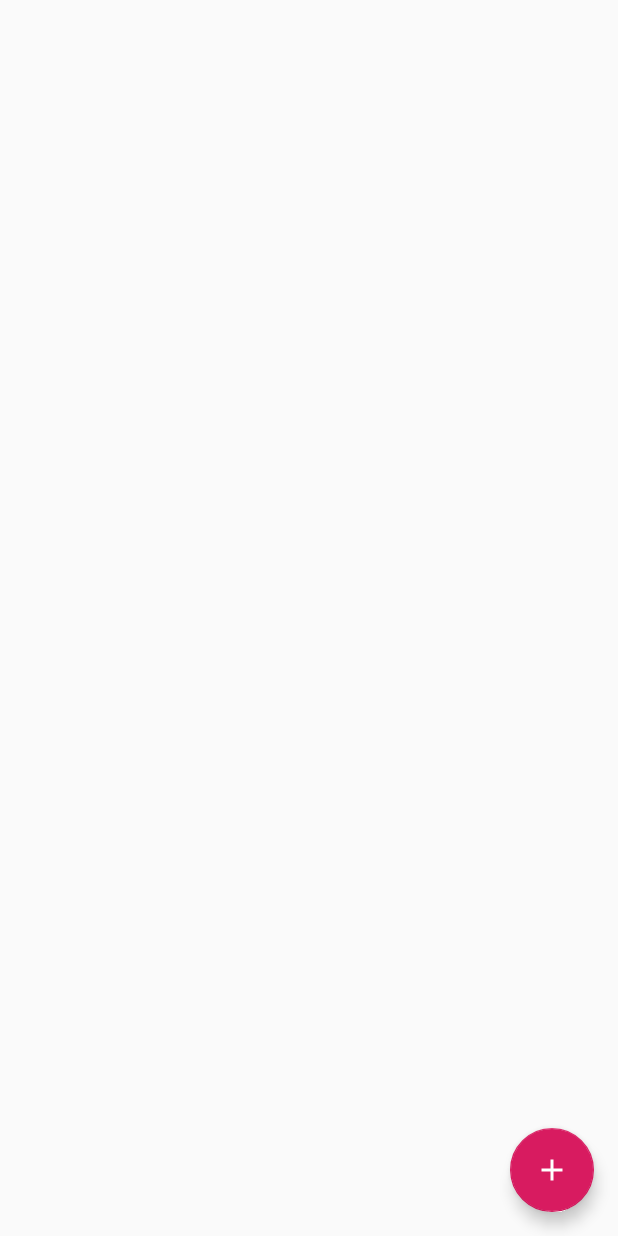
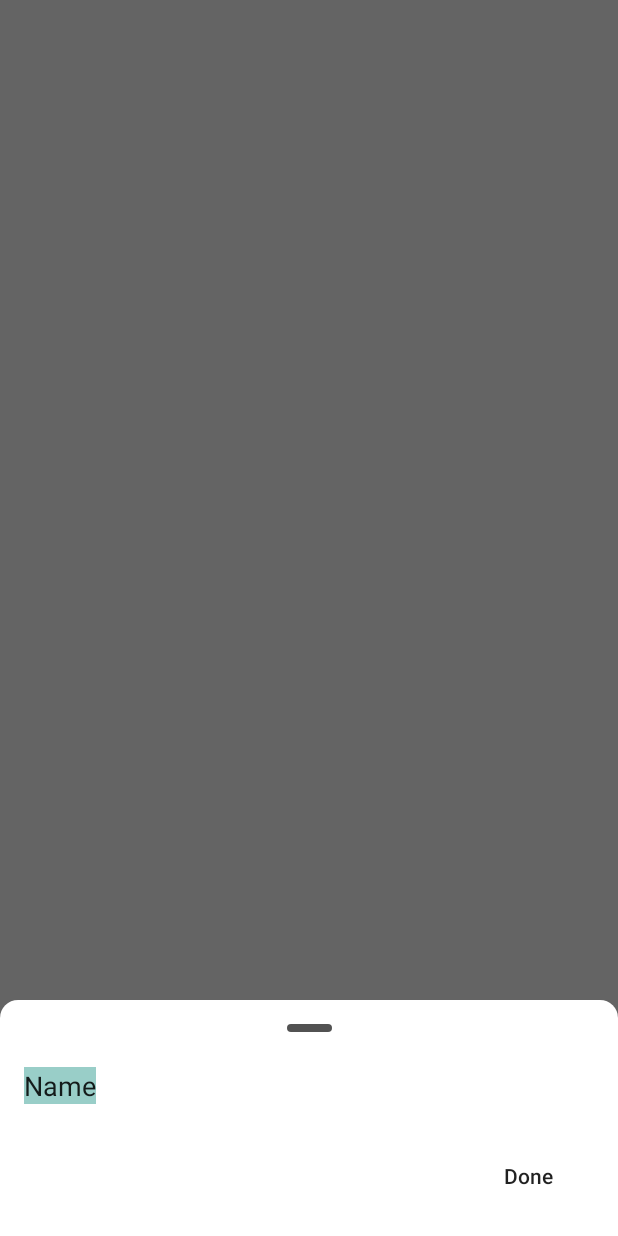
Before and after one commit to Seishin/taskist, an Android app: the screen it shows after launch (TasksListActivity), after a tap on an icon or button, on a phone screen of 412 x 824 dp. Run offline under Robolectric (Android 15) with nearby library versions, the phone set to English and light mode, and no system bars; our stand-ins replace RxJava; libraries missing offline, so code that uses them is left out: org.koin.androidx; 3 statements that could not run were skipped.

Commit message:
Adds Create, Update and Delete Task actions in the ManageTaskBottomSheet.

```diff
--- a/app/src/main/java/me/seishin/taskist/data/daos/TasksDao.kt
+++ b/app/src/main/java/me/seishin/taskist/data/daos/TasksDao.kt
@@ -21,6 +21,6 @@ interface TasksDao {
     @Delete
     fun deleteTask(task: Task): Maybe<Int>
 
-    @Query("SELECT * FROM table_tasks ORDER BY isChecked ASC")
+    @Query("SELECT * FROM table_tasks ORDER BY isChecked ASC, createdAt DESC")
     fun getAllTasks(): Flowable<List<Task>>
 }
--- a/app/src/main/java/me/seishin/taskist/ui/tasks/di/TasksActivityModule.kt
+++ b/app/src/main/java/me/seishin/taskist/ui/tasks/di/TasksActivityModule.kt
@@ -1,10 +1,10 @@
 package me.seishin.taskist.ui.tasks.di
 
-import me.seishin.taskist.ui.tasks.ui.CreateTaskBottomSheet
+import me.seishin.taskist.ui.tasks.ui.ManageTaskBottomSheet
 import me.seishin.taskist.ui.tasks.TasksContract
 import me.seishin.taskist.ui.tasks.ui.TasksListActivity
 import me.seishin.taskist.ui.tasks.TasksPresenterImpl
-import me.seishin.taskist.ui.tasks.ui.adapters.OnTaskChangeListener
+import me.seishin.taskist.ui.tasks.ui.adapters.TaskActionsListener
 import me.seishin.taskist.ui.tasks.ui.adapters.TasksListAdapter
 import org.koin.core.qualifier.named
 import org.koin.dsl.module
@@ -12,7 +12,6 @@ import org.koin.dsl.module
 var tasksActivityModule = module {
     scope(named<TasksListActivity>()) {
         scoped<TasksContract.TasksPresenter> { (view: TasksContract.TasksView) -> TasksPresenterImpl(view, get()) }
-        scoped { (listener: OnTaskChangeListener) -> TasksListAdapter(listener) }
-        scoped { CreateTaskBottomSheet(get()) }
+        scoped { (listener: TaskActionsListener) -> TasksListAdapter(listener) }
     }
 }
--- /dev/null
+++ b/app/src/main/java/me/seishin/taskist/ui/tasks/ui/ManageTaskBottomSheet.kt
@@ -0,0 +1,66 @@
+package me.seishin.taskist.ui.tasks.ui
+
+import android.graphics.Color
+import android.os.Bundle
+import android.view.LayoutInflater
+import android.view.View
+import android.view.ViewGroup
+import android.widget.Button
+import android.widget.EditText
+import com.google.android.material.bottomsheet.BottomSheetDialogFragment
+import me.seishin.taskist.R
+import me.seishin.taskist.data.entities.Task
+import me.seishin.taskist.ui.tasks.TasksContract
+
+class ManageTaskBottomSheet (private val presenter: TasksContract.TasksPresenter, private val taskForUpdate: Task? = null) : BottomSheetDialogFragment() {
+
+    private var doneButton: Button? = null
+    private var deleteButton: Button? = null
+    private var titleField: EditText? = null
+
+    override fun onCreateView(inflater: LayoutInflater, container: ViewGroup?, savedInstanceState: Bundle?): View? {
+        val rootView = inflater.inflate(R.layout.fragment_manage_task_sheet, container, false)
+
+        initUI(rootView)
+
+        return rootView
+    }
+
+    override fun onActivityCreated(savedInstanceState: Bundle?) {
+        super.onActivityCreated(savedInstanceState)
+        (view?.parent as? View)?.setBackgroundColor(Color.TRANSPARENT)
+    }
+
+    private fun initUI(rootView: View?) {
+        titleField = rootView?.findViewById(R.id.taskName) as EditText
+        doneButton = rootView.findViewById<Button>(R.id.done) as Button
+        deleteButton = rootView.findViewById<Button>(R.id.delete) as Button
+
+        if (taskForUpdate != null) {
+            configureUpdateTaskState(taskForUpdate)
+        } else {
+            configureCreateTaskState()
+        }
+    }
+
+    private fun configureCreateTaskState() {
+        doneButton?.setOnClickListener {
+            presenter.createTask(Task(titleField?.text.toString(), false))
+        }
+    }
+
+    private fun configureUpdateTaskState(taskForUpdate: Task) {
+        titleField?.setText(taskForUpdate.title)
+        doneButton?.text = "Update"
+        deleteButton?.visibility = View.VISIBLE
+
+        doneButton?.setOnClickListener {
+            taskForUpdate.title = titleField?.text.toString()
+            presenter.updateTask(taskForUpdate)
+        }
+
+        deleteButton?.setOnClickListener {
+            presenter.deleteTask(taskForUpdate)
+        }
+    }
+}
--- a/app/src/main/java/me/seishin/taskist/ui/tasks/ui/TasksListActivity.kt
+++ b/app/src/main/java/me/seishin/taskist/ui/tasks/ui/TasksListActivity.kt
@@ -8,16 +8,17 @@ import kotlinx.android.synthetic.main.activity_main.*
 import me.seishin.taskist.R
 import me.seishin.taskist.data.entities.Task
 import me.seishin.taskist.ui.tasks.TasksContract
-import me.seishin.taskist.ui.tasks.ui.adapters.OnTaskChangeListener
+import me.seishin.taskist.ui.tasks.ui.adapters.TaskActionsListener
 import me.seishin.taskist.ui.tasks.ui.adapters.TasksListAdapter
 import org.koin.androidx.scope.currentScope
 import org.koin.core.parameter.parametersOf
 
-class TasksListActivity : AppCompatActivity(), TasksContract.TasksView, OnTaskChangeListener {
+class TasksListActivity : AppCompatActivity(), TasksContract.TasksView, TaskActionsListener {
 
     private val presenter: TasksContract.TasksPresenter by currentScope.inject { parametersOf(this@TasksListActivity)}
     private val tasksAdapter: TasksListAdapter by currentScope.inject { parametersOf(this) }
-    private val createTaskBottomSheet: CreateTaskBottomSheet by currentScope.inject()
+
+    private var manageTaskBottomSheet: ManageTaskBottomSheet? = null
 
     override fun onCreate(savedInstanceState: Bundle?) {
         super.onCreate(savedInstanceState)
@@ -31,14 +32,9 @@ class TasksListActivity : AppCompatActivity(), TasksContract.TasksView, OnTaskCh
         tasksList.adapter = tasksAdapter
 
         add.setOnClickListener {
-            createTaskBottomSheet.show(supportFragmentManager, createTaskBottomSheet.tag)
+            manageTaskBottomSheet = ManageTaskBottomSheet(presenter)
+            manageTaskBottomSheet?.let { it.show(supportFragmentManager, it.tag) }
         }
-
-        initCreateTaskBottomSheet()
-    }
-
-    private fun initCreateTaskBottomSheet() {
-
     }
 
     override fun onResume() {
@@ -60,13 +56,15 @@ class TasksListActivity : AppCompatActivity(), TasksContract.TasksView, OnTaskCh
     }
 
     override fun onTaskCreated() {
-        createTaskBottomSheet.dismiss()
+        manageTaskBottomSheet?.dismiss()
     }
 
     override fun onTaskUpdated(task: Task) {
+        manageTaskBottomSheet?.dismiss()
     }
 
     override fun onTaskDeleted(task: Task) {
+        manageTaskBottomSheet?.dismiss()
     }
 
     override fun onError(message: String) {
@@ -80,4 +78,9 @@ class TasksListActivity : AppCompatActivity(), TasksContract.TasksView, OnTaskCh
     override fun deleteTaskRequest(task: Task) {
 
     }
+
+    override fun onTaskTapAction(task: Task) {
+        manageTaskBottomSheet = ManageTaskBottomSheet(presenter, task)
+        manageTaskBottomSheet?.let { it.show(supportFragmentManager, it.tag) }
+    }
 }
--- a/app/src/main/java/me/seishin/taskist/ui/tasks/ui/adapters/OnTaskChangeListener.kt
+++ b/app/src/main/java/me/seishin/taskist/ui/tasks/ui/adapters/TaskActionsListener.kt
@@ -2,7 +2,8 @@ package me.seishin.taskist.ui.tasks.ui.adapters
 
 import me.seishin.taskist.data.entities.Task
 
-interface OnTaskChangeListener {
+interface TaskActionsListener {
     fun updateTaskRequest(task: Task)
     fun deleteTaskRequest(task: Task)
+    fun onTaskTapAction(task: Task)
 }
--- a/app/src/main/res/drawable/background_top_rounded_corners.xml
+++ b/app/src/main/res/drawable/background_top_rounded_corners.xml
@@ -1,5 +1,5 @@
 <?xml version="1.0" encoding="utf-8"?>
 <shape xmlns:android="http://schemas.android.com/apk/res/android">
-    <corners android:topLeftRadius="8dp" android:topRightRadius="8dp"/>
+    <corners android:topLeftRadius="12dp" android:topRightRadius="12dp"/>
     <solid android:color="@android:color/white"/>
 </shape>
--- /dev/null
+++ b/app/src/main/res/layout/fragment_manage_task_sheet.xml
@@ -0,0 +1,75 @@
+<?xml version="1.0" encoding="utf-8"?>
+<androidx.constraintlayout.widget.ConstraintLayout xmlns:android="http://schemas.android.com/apk/res/android"
+    xmlns:app="http://schemas.android.com/apk/res-auto"
+    android:id="@+id/bottomSheetCreateTask"
+    android:layout_width="match_parent"
+    android:layout_height="wrap_content"
+    android:background="@android:color/transparent">
+
+    <androidx.constraintlayout.widget.ConstraintLayout
+        android:layout_width="match_parent"
+        android:layout_height="match_parent"
+        android:background="@drawable/background_top_rounded_corners">
+
+        <Button
+            android:id="@+id/delete"
+            android:layout_width="wrap_content"
+            android:layout_height="wrap_content"
+            android:layout_marginTop="16dp"
+            android:layout_marginEnd="16dp"
+            android:layout_marginBottom="16dp"
+            android:background="@android:color/transparent"
+            android:elevation="0dp"
+            android:text="Delete"
+            android:textAllCaps="false"
+            android:visibility="invisible"
+            app:layout_constraintBottom_toBottomOf="parent"
+            app:layout_constraintEnd_toStartOf="@+id/done"
+            app:layout_constraintTop_toBottomOf="@+id/taskName"
+            app:layout_constraintVertical_bias="0.0" />
+
+        <View
+            android:id="@+id/handle"
+            android:layout_width="30dp"
+            android:layout_height="5dp"
+            android:layout_marginTop="16dp"
+            android:background="@drawable/sheet_handle"
+            app:layout_constraintEnd_toEndOf="parent"
+            app:layout_constraintStart_toStartOf="parent"
+            app:layout_constraintTop_toTopOf="parent" />
+
+        <EditText
+            android:id="@+id/taskName"
+            android:layout_width="0dp"
+            android:layout_height="40dp"
+            android:layout_marginStart="16dp"
+            android:layout_marginTop="16dp"
+            android:layout_marginEnd="16dp"
+            android:background="@android:color/transparent"
+            android:ems="10"
+            android:inputType="textPersonName"
+            android:selectAllOnFocus="true"
+            android:singleLine="true"
+            android:text="Name"
+            app:layout_constraintEnd_toEndOf="parent"
+            app:layout_constraintStart_toStartOf="parent"
+            app:layout_constraintTop_toBottomOf="@+id/handle" />
+
+        <Button
+            android:id="@+id/done"
+            android:layout_width="wrap_content"
+            android:layout_height="wrap_content"
+            android:layout_marginTop="16dp"
+            android:layout_marginEnd="16dp"
+            android:layout_marginBottom="16dp"
+            android:background="@android:color/transparent"
+            android:elevation="0dp"
+            android:text="Done"
+            android:textAllCaps="false"
+            app:layout_constraintBottom_toBottomOf="parent"
+            app:layout_constraintEnd_toEndOf="parent"
+            app:layout_constraintTop_toBottomOf="@+id/taskName" />
+    </androidx.constraintlayout.widget.ConstraintLayout>
+
+
+</androidx.constraintlayout.widget.ConstraintLayout>
```
Also changed, not shown: app/src/main/java/me/seishin/taskist/ui/tasks/ui/CreateTaskBottomSheet.kt (deleted, +0 -37 lines), app/src/main/java/me/seishin/taskist/ui/tasks/ui/adapters/TasksListAdapter.kt (+6 -2 lines), app/src/main/res/layout/fragment_create_task_sheet.xml (deleted, +0 -53 lines), app/src/main/res/layout/layout_task_view.xml (+15 -3 lines).
